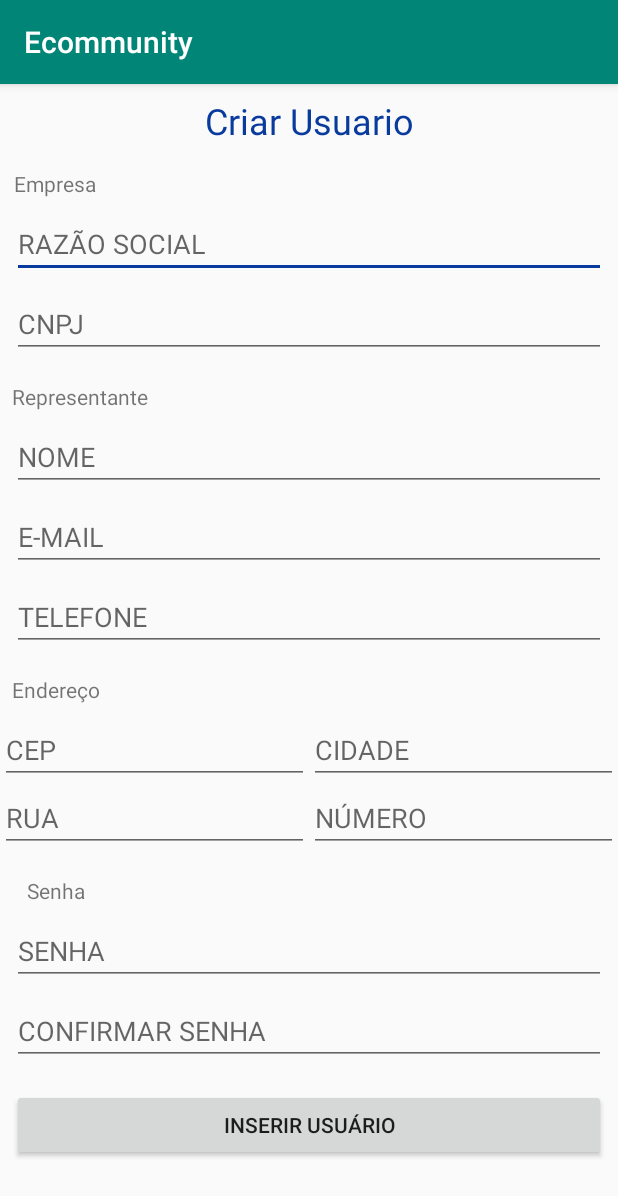
After one commit to JardelPasturczak/Ecommunity, an Android app: the CriarUsuarioActivity screen opened directly, with no data from a screen before it, on a phone screen of 412 x 824 dp. The commit adds this screen. Shown: the top 1196 px of the screen. Run offline under Robolectric (Android 15) with nearby library versions, the phone set to English and light mode, and no system bars.

Commit message:
CRIAR USUARIO: criação da tela e instanciação das variáveis

```diff
--- a/app/src/main/AndroidManifest.xml
+++ b/app/src/main/AndroidManifest.xml
@@ -9,6 +9,7 @@
         android:roundIcon="@mipmap/ic_launcher_round"
         android:supportsRtl="true"
         android:theme="@style/AppTheme">
+        <activity android:name=".CriarUsuarioActivity"></activity>
         <activity android:name=".MainActivity">
             <intent-filter>
                 <action android:name="android.intent.action.MAIN" />
--- /dev/null
+++ b/app/src/main/java/com/example/ecommunity/CriarUsuarioActivity.java
@@ -0,0 +1,54 @@
+package com.example.ecommunity;
+
+import androidx.appcompat.app.AppCompatActivity;
+
+import android.os.Bundle;
+import android.widget.Button;
+import android.widget.EditText;
+
+public class CriarUsuarioActivity extends AppCompatActivity {
+
+    EditText et_criarUsuario_razaoSocial,
+            et_criarUsuario_cnpj,
+
+    et_criarUsuario_nomeRepresentante,
+            et_criarUsuario_emailRepresentante,
+            et_criarUsuario_telefoneRepresentante,
+
+    et_criarUsuario_cep,
+            et_criarUsuario_cidade,
+            et_criarUsuario_rua,
+            et_criarUsuario_numero,
+
+    et_criarUsuario_senha,
+            et_criarUsuario_confirmarSenha;
+
+    Button bt_criarUsuario_criarUsuario;
+
+
+    @Override
+    protected void onCreate(Bundle savedInstanceState) {
+        super.onCreate(savedInstanceState);
+        setContentView(R.layout.activity_criar_usuario);
+
+
+        et_criarUsuario_razaoSocial = (EditText) findViewById(R.id.et_criarUsuario_razaoSocial);
+        et_criarUsuario_cnpj = (EditText) findViewById(R.id.et_criarUsuario_cnpj);
+
+        et_criarUsuario_nomeRepresentante = (EditText) findViewById(R.id.et_criarUsuario_nomeRepresentante);
+        et_criarUsuario_emailRepresentante = (EditText) findViewById(R.id.et_criarUsuario_emailRepresentante);
+        et_criarUsuario_telefoneRepresentante = (EditText) findViewById(R.id.et_criarUsuario_telefoneRepresentante);
+
+        et_criarUsuario_cep = (EditText) findViewById(R.id.et_criarUsuario_cep);
+        et_criarUsuario_cidade = (EditText) findViewById(R.id.et_criarUsuario_cidade);
+        et_criarUsuario_rua = (EditText) findViewById(R.id.et_criarUsuario_rua);
+        et_criarUsuario_numero = (EditText) findViewById(R.id.et_criarUsuario_numero);
+
+        et_criarUsuario_senha = (EditText) findViewById(R.id.et_criarUsuario_senha);
+        et_criarUsuario_confirmarSenha = (EditText) findViewById(R.id.et_criarUsuario_confirmarSenha);
+
+        bt_criarUsuario_criarUsuario = (Button) findViewById(R.id.bt_criarUsuario_criarUsuario);
+
+
+    }
+}
--- /dev/null
+++ b/app/src/main/res/layout/activity_criar_usuario.xml
@@ -0,0 +1,243 @@
+<?xml version="1.0" encoding="utf-8"?>
+<androidx.constraintlayout.widget.ConstraintLayout xmlns:android="http://schemas.android.com/apk/res/android"
+    xmlns:app="http://schemas.android.com/apk/res-auto"
+    xmlns:tools="http://schemas.android.com/tools"
+    android:layout_width="match_parent"
+    android:layout_height="match_parent"
+    tools:context=".CriarUsuarioActivity">
+
+    <TextView
+        android:id="@+id/textView"
+        android:layout_width="wrap_content"
+        android:layout_height="wrap_content"
+        android:layout_marginStart="8dp"
+        android:layout_marginTop="8dp"
+        android:layout_marginEnd="8dp"
+        android:text="Criar Usuario"
+        android:textColor="@color/colorAccent"
+        android:textSize="24sp"
+        app:layout_constraintEnd_toEndOf="parent"
+        app:layout_constraintStart_toStartOf="parent"
+        app:layout_constraintTop_toTopOf="parent" />
+
+    <TextView
+        android:id="@+id/textView2"
+        android:layout_width="wrap_content"
+        android:layout_height="wrap_content"
+        android:layout_marginStart="8dp"
+        android:layout_marginTop="16dp"
+        android:layout_marginEnd="347dp"
+        android:text="Empresa"
+        app:layout_constraintEnd_toEndOf="parent"
+        app:layout_constraintStart_toStartOf="parent"
+        app:layout_constraintTop_toBottomOf="@+id/textView" />
+
+    <EditText
+        android:id="@+id/et_criarUsuario_razaoSocial"
+        android:layout_width="0dp"
+        android:layout_height="wrap_content"
+        android:layout_marginStart="8dp"
+        android:layout_marginTop="8dp"
+        android:layout_marginEnd="8dp"
+        android:ems="10"
+        android:hint="RAZÃO SOCIAL"
+        android:inputType="textPersonName"
+        app:layout_constraintEnd_toEndOf="parent"
+        app:layout_constraintStart_toStartOf="parent"
+        app:layout_constraintTop_toBottomOf="@+id/textView2" />
+
+    <EditText
+        android:id="@+id/et_criarUsuario_cnpj"
+        android:layout_width="0dp"
+        android:layout_height="wrap_content"
+        android:layout_marginStart="8dp"
+        android:layout_marginTop="8dp"
+        android:layout_marginEnd="8dp"
+        android:ems="10"
+        android:hint="CNPJ"
+        android:inputType="textPersonName"
+        app:layout_constraintEnd_toEndOf="parent"
+        app:layout_constraintStart_toStartOf="parent"
+        app:layout_constraintTop_toBottomOf="@+id/et_criarUsuario_razaoSocial" />
+
+    <TextView
+        android:id="@+id/textView3"
+        android:layout_width="wrap_content"
+        android:layout_height="wrap_content"
+        android:layout_marginStart="8dp"
+        android:layout_marginTop="16dp"
+        android:layout_marginEnd="8dp"
+        android:text="Representante"
+        app:layout_constraintEnd_toEndOf="parent"
+        app:layout_constraintHorizontal_bias="0.0"
+        app:layout_constraintStart_toStartOf="parent"
+        app:layout_constraintTop_toBottomOf="@+id/et_criarUsuario_cnpj" />
+
+    <EditText
+        android:id="@+id/et_criarUsuario_nomeRepresentante"
+        android:layout_width="0dp"
+        android:layout_height="wrap_content"
+        android:layout_marginStart="8dp"
+        android:layout_marginTop="8dp"
+        android:layout_marginEnd="8dp"
+        android:ems="10"
+        android:hint="NOME"
+        android:inputType="textPersonName"
+        app:layout_constraintEnd_toEndOf="parent"
+        app:layout_constraintStart_toStartOf="parent"
+        app:layout_constraintTop_toBottomOf="@+id/textView3" />
+
+    <EditText
+        android:id="@+id/et_criarUsuario_emailRepresentante"
+        android:layout_width="0dp"
+        android:layout_height="wrap_content"
+        android:layout_marginStart="8dp"
+        android:layout_marginTop="8dp"
+        android:layout_marginEnd="8dp"
+        android:ems="10"
+        android:hint="E-MAIL"
+        android:inputType="textPersonName"
+        app:layout_constraintEnd_toEndOf="parent"
+        app:layout_constraintStart_toStartOf="parent"
+        app:layout_constraintTop_toBottomOf="@+id/et_criarUsuario_nomeRepresentante" />
+
+    <EditText
+        android:id="@+id/et_criarUsuario_telefoneRepresentante"
+        android:layout_width="0dp"
+        android:layout_height="wrap_content"
+        android:layout_marginStart="8dp"
+        android:layout_marginTop="8dp"
+        android:layout_marginEnd="8dp"
+        android:ems="10"
+        android:hint="TELEFONE"
+        android:inputType="textPersonName"
+        app:layout_constraintEnd_toEndOf="parent"
+        app:layout_constraintStart_toStartOf="parent"
+        app:layout_constraintTop_toBottomOf="@+id/et_criarUsuario_emailRepresentante" />
+
+    <TextView
+        android:id="@+id/textView4"
+        android:layout_width="wrap_content"
+        android:layout_height="wrap_content"
+        android:layout_marginStart="8dp"
+        android:layout_marginTop="16dp"
+        android:text="Endereço"
+        app:layout_constraintStart_toStartOf="parent"
+        app:layout_constraintTop_toBottomOf="@+id/et_criarUsuario_telefoneRepresentante" />
+
+    <LinearLayout
+        android:id="@+id/linearLayout"
+        android:layout_width="wrap_content"
+        android:layout_height="wrap_content"
+        android:layout_marginStart="8dp"
+        android:layout_marginTop="8dp"
+        android:layout_marginEnd="8dp"
+        android:orientation="vertical"
+        app:layout_constraintEnd_toEndOf="parent"
+        app:layout_constraintStart_toStartOf="parent"
+        app:layout_constraintTop_toBottomOf="@+id/textView4">
+
+        <LinearLayout
+            android:layout_width="wrap_content"
+            android:layout_height="wrap_content"
+            android:orientation="horizontal">
+
+            <EditText
+                android:id="@+id/et_criarUsuario_cep"
+                android:layout_width="wrap_content"
+                android:layout_height="wrap_content"
+                android:layout_weight="1"
+                android:ems="10"
+                android:hint="CEP"
+                android:inputType="textPersonName" />
+
+            <EditText
+                android:id="@+id/et_criarUsuario_cidade"
+                android:layout_width="wrap_content"
+                android:layout_height="wrap_content"
+                android:layout_weight="1"
+                android:ems="10"
+                android:hint="CIDADE"
+                android:inputType="textPersonName" />
+
+        </LinearLayout>
+
+        <LinearLayout
+            android:layout_width="wrap_content"
+            android:layout_height="wrap_content"
+            android:layout_weight="1"
+            android:orientation="horizontal">
+
+            <EditText
+                android:id="@+id/et_criarUsuario_rua"
+                android:layout_width="wrap_content"
+                android:layout_height="wrap_content"
+                android:layout_weight="1"
+                android:ems="10"
+                android:hint="RUA"
+                android:inputType="textPersonName" />
+
+            <EditText
+                android:id="@+id/et_criarUsuario_numero"
+                android:layout_width="wrap_content"
+                android:layout_height="wrap_content"
+                android:layout_weight="1"
+                android:ems="10"
+                android:hint="NÚMERO"
+                android:inputType="textPersonName" />
+        </LinearLayout>
+    </LinearLayout>
+
+    <TextView
+        android:id="@+id/textView9"
+        android:layout_width="wrap_content"
+        android:layout_height="wrap_content"
+        android:layout_marginStart="8dp"
+        android:layout_marginTop="16dp"
+        android:layout_marginEnd="345dp"
+        android:text="Senha"
+        app:layout_constraintEnd_toEndOf="parent"
+        app:layout_constraintStart_toStartOf="parent"
+        app:layout_constraintTop_toBottomOf="@+id/linearLayout" />
+
+    <EditText
+        android:id="@+id/et_criarUsuario_senha"
+        android:layout_width="0dp"
+        android:layout_height="wrap_content"
+        android:layout_marginStart="8dp"
+        android:layout_marginTop="8dp"
+        android:layout_marginEnd="8dp"
+        android:ems="10"
+        android:hint="SENHA"
+        android:inputType="textPassword"
+        app:layout_constraintEnd_toEndOf="parent"
+        app:layout_constraintStart_toStartOf="parent"
+        app:layout_constraintTop_toBottomOf="@+id/textView9" />
+
+    <EditText
+        android:id="@+id/et_criarUsuario_confirmarSenha"
+        android:layout_width="0dp"
+        android:layout_height="wrap_content"
+        android:layout_marginStart="8dp"
+        android:layout_marginTop="8dp"
+        android:layout_marginEnd="8dp"
+        android:ems="10"
+        android:hint="CONFIRMAR SENHA"
+        android:inputType="textPassword"
+        app:layout_constraintEnd_toEndOf="parent"
+        app:layout_constraintStart_toStartOf="parent"
+        app:layout_constraintTop_toBottomOf="@+id/et_criarUsuario_senha" />
+
+    <Button
+        android:id="@+id/bt_criarUsuario_criarUsuario"
+        android:layout_width="0dp"
+        android:layout_height="wrap_content"
+        android:layout_marginStart="8dp"
+        android:layout_marginTop="16dp"
+        android:layout_marginEnd="8dp"
+        android:text="INSERIR USUÁRIO"
+        app:layout_constraintEnd_toEndOf="parent"
+        app:layout_constraintStart_toStartOf="parent"
+        app:layout_constraintTop_toBottomOf="@+id/et_criarUsuario_confirmarSenha" />
+
+</androidx.constraintlayout.widget.ConstraintLayout>
--- a/app/src/main/res/values/colors.xml
+++ b/app/src/main/res/values/colors.xml
@@ -2,5 +2,5 @@
 <resources>
     <color name="colorPrimary">#008577</color>
     <color name="colorPrimaryDark">#00574B</color>
-    <color name="colorAccent">#D81B60</color>
+    <color name="colorAccent">#083B9D</color>
 </resources>
```
